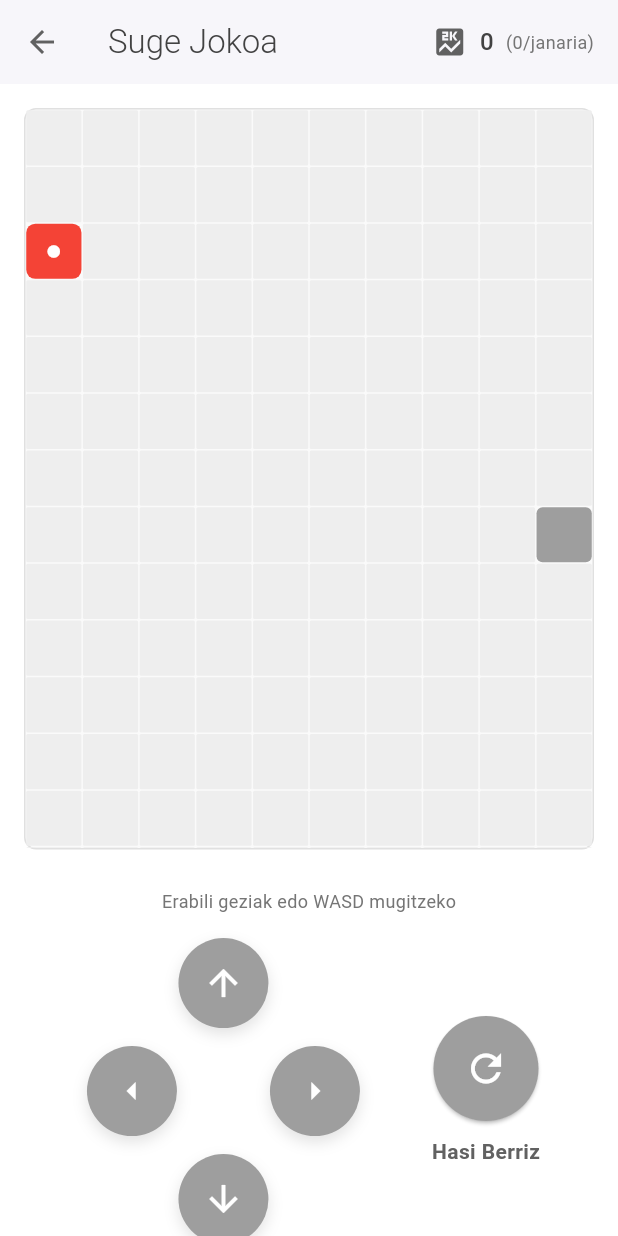
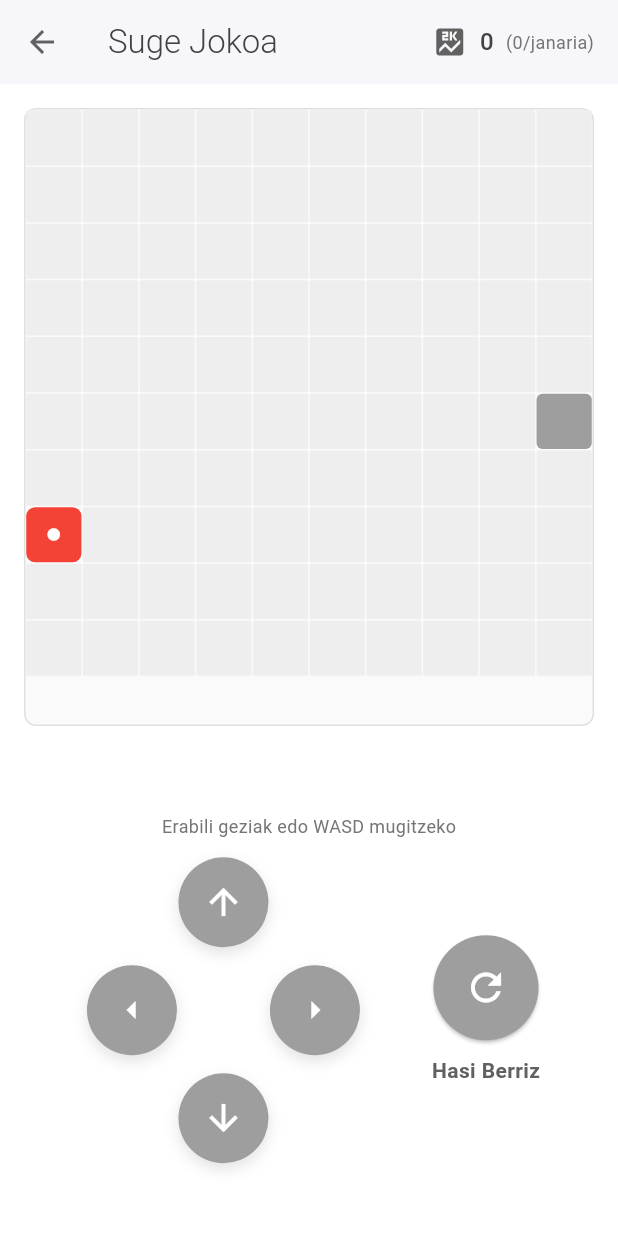
Before and after one commit to AimarAlv316/EkoBanaketa, a Flutter app: the JokoOrria screen opened directly with empty values, on a phone screen of 412 x 824 dp. Run offline on Flutter 3.47's test engine with Material 3 defaults, Android fonts, the phone set to English and light mode, and no system bars.

Commit message:
joko-pantaila_10x10

```diff
--- a/lib/joko_orria.dart
+++ b/lib/joko_orria.dart
@@ -131,7 +131,7 @@ class _JokoOrriaState extends State<JokoOrria> {
             children: [
               // Jolas eremua
               Container(
-                height: MediaQuery.of(context).size.height * 0.6,
+                height: MediaQuery.of(context).size.height * 0.5,
                 margin: EdgeInsets.all(16),
                 decoration: BoxDecoration(
                   border: Border.all(color: Colors.grey[300]!, width: 1),
@@ -201,7 +201,7 @@ class _JokoOrriaState extends State<JokoOrria> {
                           fontSize: 12,
                         ),
                       ),
-                      SizedBox(height: 10),
+                      SizedBox(height: 6),
                       Row(
                         mainAxisAlignment: MainAxisAlignment.spaceEvenly,
                         children: [
--- a/lib/suge_joko_logika.dart
+++ b/lib/suge_joko_logika.dart
@@ -20,7 +20,7 @@ class SugeJokoLogika {
   int puntuak = 0;
 
   final int zutabeKopurua = 10;
-  final int errenkadaKopurua = 15;
+  final int errenkadaKopurua = 10;
 
   SugeJokoLogika({
     required this.onJokoaEguneratu,
```
